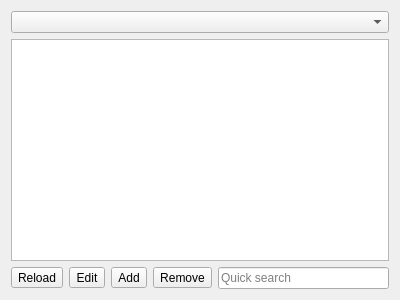
Kuszki/MultimapAWZ, file lotwidget.ui: the form before one commit.
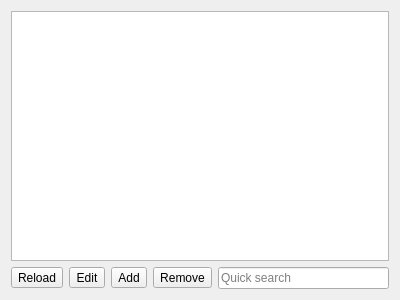
The form after the commit. Icons and pictures are not drawn.

```diff
--- a/lotwidget.ui
+++ b/lotwidget.ui
@@ -15,29 +15,7 @@
     <normaloff>.</normaloff>.</iconset>
   </property>
   <layout class="QGridLayout" name="gridLayout">
-   <item row="0" column="0">
-    <widget class="QComboBox" name="placeCombo"/>
-   </item>
    <item row="1" column="0">
-    <widget class="QTableView" name="tableView">
-     <property name="selectionMode">
-      <enum>QAbstractItemView::SingleSelection</enum>
-     </property>
-     <property name="selectionBehavior">
-      <enum>QAbstractItemView::SelectRows</enum>
-     </property>
-     <property name="sortingEnabled">
-      <bool>true</bool>
-     </property>
-     <attribute name="horizontalHeaderStretchLastSection">
-      <bool>true</bool>
-     </attribute>
-     <attribute name="verticalHeaderVisible">
-      <bool>false</bool>
-     </attribute>
-    </widget>
-   </item>
-   <item row="2" column="0">
     <layout class="QHBoxLayout" name="horizontalLayout">
      <item>
       <widget class="QToolButton" name="reloadButton">
@@ -107,6 +85,25 @@
      </item>
     </layout>
    </item>
+   <item row="0" column="0">
+    <widget class="QTableView" name="tableView">
+     <property name="selectionMode">
+      <enum>QAbstractItemView::SingleSelection</enum>
+     </property>
+     <property name="selectionBehavior">
+      <enum>QAbstractItemView::SelectRows</enum>
+     </property>
+     <property name="sortingEnabled">
+      <bool>true</bool>
+     </property>
+     <attribute name="horizontalHeaderStretchLastSection">
+      <bool>true</bool>
+     </attribute>
+     <attribute name="verticalHeaderVisible">
+      <bool>false</bool>
+     </attribute>
+    </widget>
+   </item>
   </layout>
  </widget>
  <tabstops>
```
Left out of the diff: 17 changed lines with no effect on the pictures.
